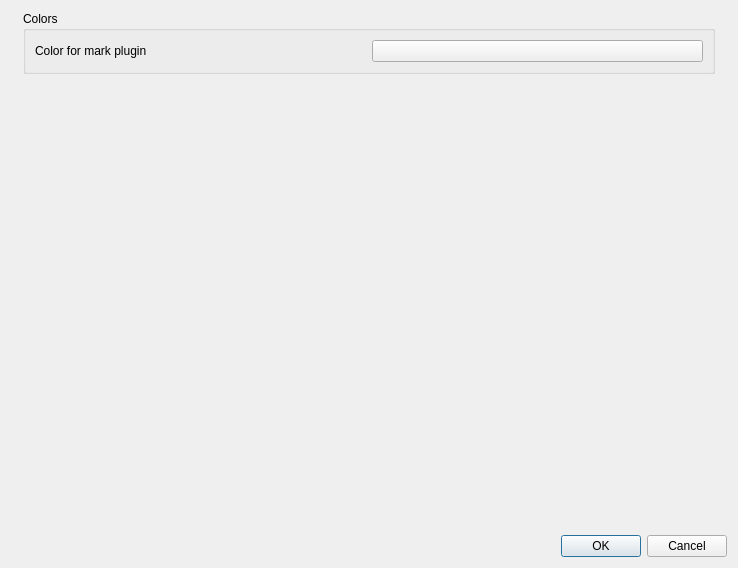
Above: src/converter/settings.ui from igormironchik/markdown-tools before the change. Below: the same form after it.
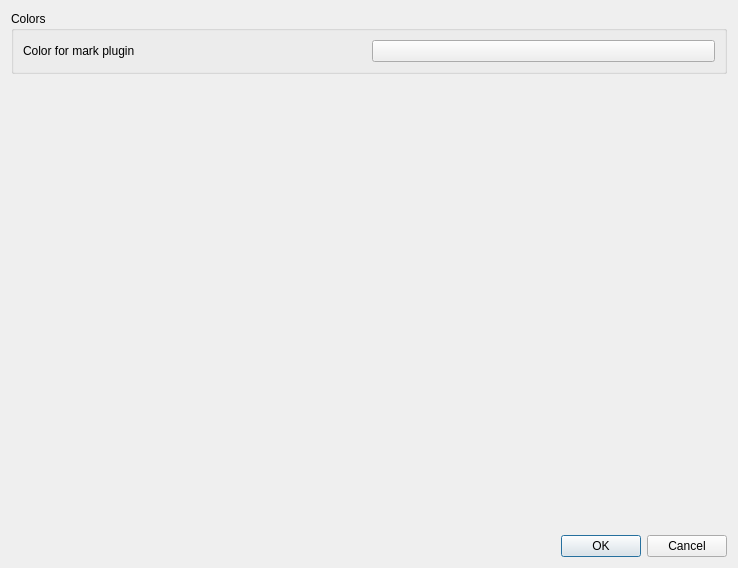
That is the form after the change. Custom widgets are drawn as their Qt base class.

The edit to the form file:
```diff
--- a/src/converter/settings.ui
+++ b/src/converter/settings.ui
@@ -24,13 +24,13 @@
     <widget class="QWidget" name="widget" native="true">
      <layout class="QVBoxLayout" name="verticalLayout">
       <property name="leftMargin">
-       <number>12</number>
+       <number>0</number>
       </property>
       <property name="topMargin">
        <number>0</number>
       </property>
       <property name="rightMargin">
-       <number>12</number>
+       <number>0</number>
       </property>
       <item>
        <widget class="QGroupBox" name="m_colorsGroupBox">
```
Left out of the diff: 8 changed lines with no effect on the pictures.
